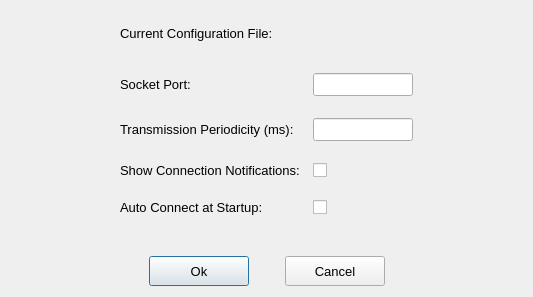
The window that TCP_Client/ApplicationSettingsDialog.ui (epw7856/TCP_Client) describes before a commit, drawn with Qt 5.
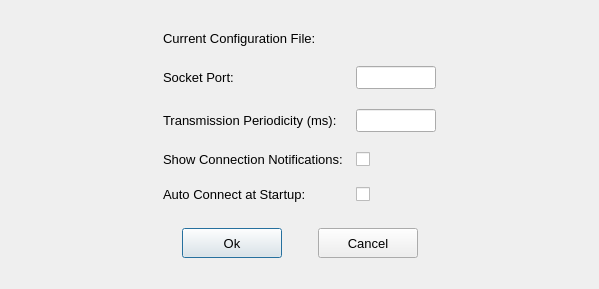
The same window after the commit.

Commit message: Implemented logic to save and restore settings.

Patch:
```diff
--- a/TCP_Client/ApplicationSettingsDialog.ui
+++ b/TCP_Client/ApplicationSettingsDialog.ui
@@ -9,10 +9,16 @@
    <rect>
     <x>0</x>
     <y>0</y>
-    <width>533</width>
-    <height>297</height>
+    <width>599</width>
+    <height>289</height>
    </rect>
   </property>
+  <property name="sizePolicy">
+   <sizepolicy hsizetype="Preferred" vsizetype="Preferred">
+    <horstretch>0</horstretch>
+    <verstretch>0</verstretch>
+   </sizepolicy>
+  </property>
   <property name="font">
    <font>
     <family>Segoe UI</family>
@@ -34,7 +40,7 @@
      <property name="sizeHint" stdset="0">
       <size>
        <width>20</width>
-       <height>15</height>
+       <height>20</height>
       </size>
      </property>
     </spacer>
@@ -66,48 +72,6 @@
          </property>
         </widget>
        </item>
-       <item row="0" column="1">
-        <widget class="QLabel" name="labelConfigFile">
-         <property name="maximumSize">
-          <size>
-           <width>300</width>
-           <height>16777215</height>
-          </size>
-         </property>
-         <property name="text">
-          <string>&lt;ConfigFile&gt;</string>
-         </property>
-         <property name="wordWrap">
-          <bool>true</bool>
-         </property>
-        </widget>
-       </item>
-       <item row="1" column="0">
-        <spacer name="horizontalSpacer_4">
-         <property name="orientation">
-          <enum>Qt::Horizontal</enum>
-         </property>
-         <property name="sizeHint" stdset="0">
-          <size>
-           <width>40</width>
-           <height>20</height>
-          </size>
-         </property>
-        </spacer>
-       </item>
-       <item row="1" column="1">
-        <spacer name="horizontalSpacer_7">
-         <property name="orientation">
-          <enum>Qt::Horizontal</enum>
-         </property>
-         <property name="sizeHint" stdset="0">
-          <size>
-           <width>40</width>
-           <height>20</height>
-          </size>
-         </property>
-        </spacer>
-       </item>
        <item row="2" column="0">
         <widget class="QLabel" name="label_3">
          <property name="text">
@@ -125,13 +89,13 @@
          </property>
          <property name="minimumSize">
           <size>
-           <width>100</width>
+           <width>80</width>
            <height>0</height>
           </size>
          </property>
          <property name="maximumSize">
           <size>
-           <width>100</width>
+           <width>80</width>
            <height>16777215</height>
           </size>
          </property>
@@ -140,6 +104,22 @@
          </property>
         </widget>
        </item>
+       <item row="3" column="0">
+        <spacer name="verticalSpacer_3">
+         <property name="orientation">
+          <enum>Qt::Vertical</enum>
+         </property>
+         <property name="sizeType">
+          <enum>QSizePolicy::Fixed</enum>
+         </property>
+         <property name="sizeHint" stdset="0">
+          <size>
+           <width>20</width>
+           <height>8</height>
+          </size>
+         </property>
+        </spacer>
+       </item>
        <item row="4" column="0">
         <widget class="QLabel" name="label_4">
          <property name="text">
@@ -157,18 +137,34 @@
          </property>
          <property name="minimumSize">
           <size>
-           <width>100</width>
+           <width>80</width>
            <height>0</height>
           </size>
          </property>
          <property name="maximumSize">
           <size>
-           <width>100</width>
+           <width>80</width>
            <height>16777215</height>
           </size>
          </property>
         </widget>
        </item>
+       <item row="5" column="0">
+        <spacer name="verticalSpacer_4">
+         <property name="orientation">
+          <enum>Qt::Vertical</enum>
+         </property>
+         <property name="sizeType">
+          <enum>QSizePolicy::Fixed</enum>
+         </property>
+         <property name="sizeHint" stdset="0">
+          <size>
+           <width>20</width>
+           <height>8</height>
+          </size>
+         </property>
+        </spacer>
+       </item>
        <item row="6" column="0">
         <widget class="QLabel" name="label_5">
          <property name="layoutDirection">
@@ -189,6 +185,22 @@
          </property>
         </widget>
        </item>
+       <item row="7" column="0">
+        <spacer name="verticalSpacer_5">
+         <property name="orientation">
+          <enum>Qt::Vertical</enum>
+         </property>
+         <property name="sizeType">
+          <enum>QSizePolicy::Fixed</enum>
+         </property>
+         <property name="sizeHint" stdset="0">
+          <size>
+           <width>20</width>
+           <height>8</height>
+          </size>
+         </property>
+        </spacer>
+       </item>
        <item row="8" column="0">
         <widget class="QLabel" name="label_6">
          <property name="frameShape">
@@ -206,8 +218,8 @@
          </property>
         </widget>
        </item>
-       <item row="3" column="0">
-        <spacer name="verticalSpacer_3">
+       <item row="1" column="0">
+        <spacer name="verticalSpacer_6">
          <property name="orientation">
           <enum>Qt::Vertical</enum>
          </property>
@@ -217,42 +229,39 @@
          <property name="sizeHint" stdset="0">
           <size>
            <width>20</width>
-           <height>10</height>
+           <height>8</height>
           </size>
          </property>
         </spacer>
        </item>
-       <item row="5" column="0">
-        <spacer name="verticalSpacer_4">
-         <property name="orientation">
-          <enum>Qt::Vertical</enum>
+       <item row="0" column="1">
+        <widget class="QLabel" name="labelConfigFile">
+         <property name="sizePolicy">
+          <sizepolicy hsizetype="Preferred" vsizetype="Fixed">
+           <horstretch>0</horstretch>
+           <verstretch>0</verstretch>
+          </sizepolicy>
          </property>
-         <property name="sizeType">
-          <enum>QSizePolicy::Fixed</enum>
-         </property>
-         <property name="sizeHint" stdset="0">
+         <property name="maximumSize">
           <size>
-           <width>20</width>
-           <height>10</height>
+           <width>300</width>
+           <height>16777215</height>
           </size>
          </property>
-        </spacer>
-       </item>
-       <item row="7" column="0">
-        <spacer name="verticalSpacer_5">
-         <property name="orientation">
-          <enum>Qt::Vertical</enum>
+         <property name="font">
+          <font>
+           <family>Segoe UI</family>
+           <pointsize>10</pointsize>
+           <italic>true</italic>
+          </font>
          </property>
-         <property name="sizeType">
-          <enum>QSizePolicy::Fixed</enum>
+         <property name="text">
+          <string>&lt;ConfigFile&gt;</string>
          </property>
-         <property name="sizeHint" stdset="0">
-          <size>
-           <width>20</width>
-           <height>10</height>
-          </size>
+         <property name="wordWrap">
+          <bool>true</bool>
          </property>
-        </spacer>
+        </widget>
        </item>
       </layout>
      </item>
@@ -282,7 +291,7 @@
      <property name="sizeHint" stdset="0">
       <size>
        <width>20</width>
-       <height>15</height>
+       <height>20</height>
       </size>
      </property>
     </spacer>
@@ -359,6 +368,19 @@
      </item>
     </layout>
    </item>
+   <item>
+    <spacer name="verticalSpacer_7">
+     <property name="orientation">
+      <enum>Qt::Vertical</enum>
+     </property>
+     <property name="sizeHint" stdset="0">
+      <size>
+       <width>20</width>
+       <height>40</height>
+      </size>
+     </property>
+    </spacer>
+   </item>
   </layout>
  </widget>
  <resources/>
```
The commit also changes 12 other files.
